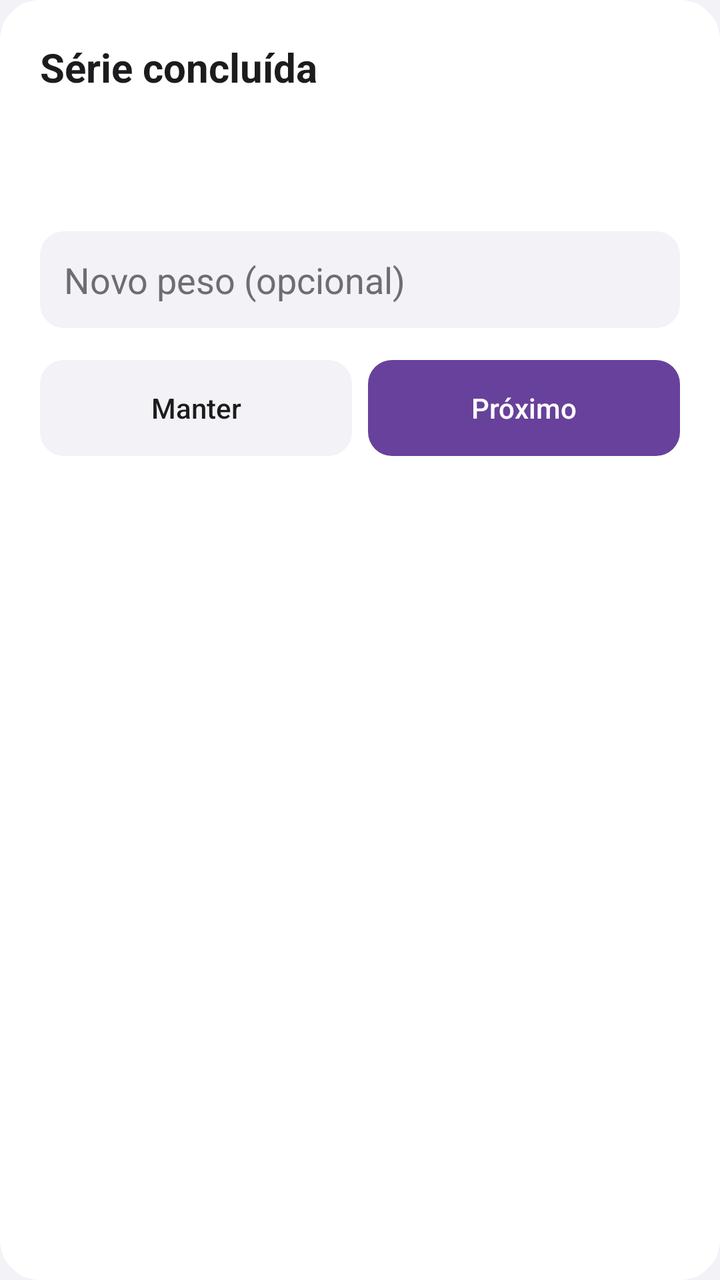
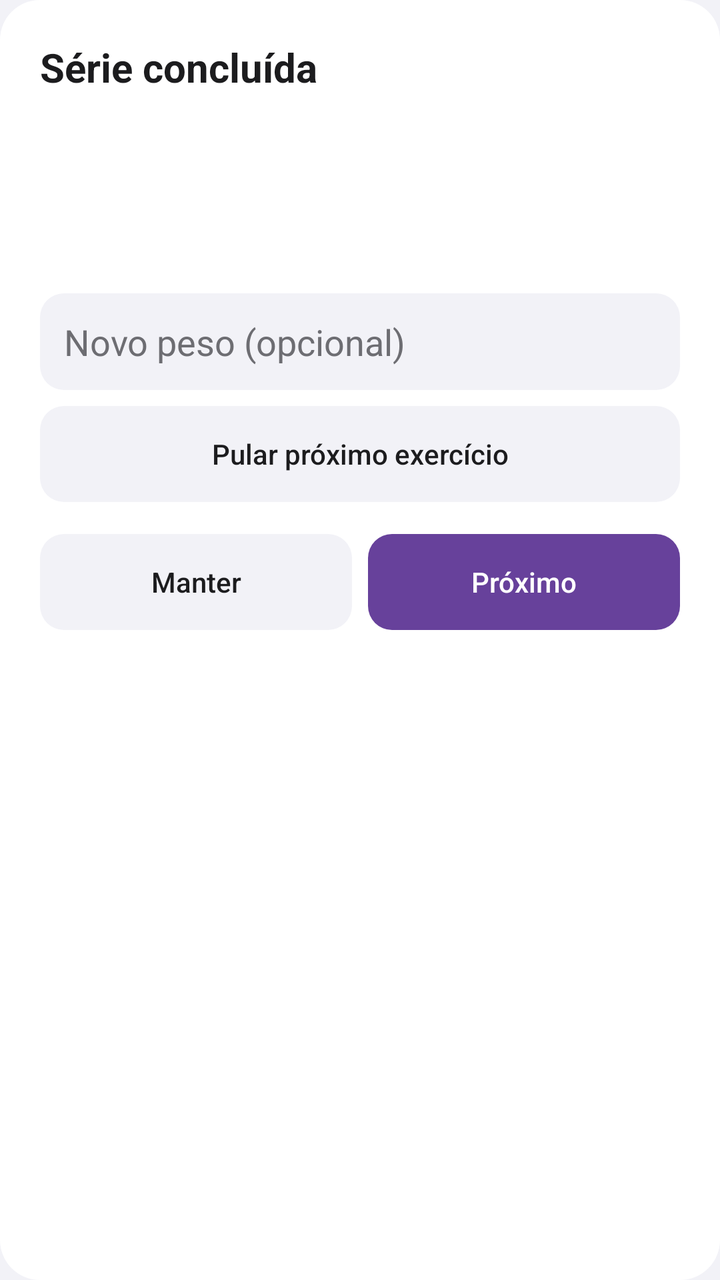

Screens rendered from an Android XML layout before and after an edit, with the pre-edit source and the edit as a unified diff.
<!-- AndroidManifest.xml: application theme Theme.GymTimer2 -->
<!-- res/layout/finish_set_dialog.xml -->
<?xml version="1.0" encoding="utf-8"?>
<LinearLayout xmlns:android="http://schemas.android.com/apk/res/android"
    android:id="@+id/dialogRoot"
    android:layout_width="match_parent"
    android:layout_height="wrap_content"
    android:background="@drawable/finish_set_background"
    android:focusableInTouchMode="true"
    android:orientation="vertical"
    android:padding="20dp">

    <TextView
        android:layout_width="match_parent"
        android:layout_height="wrap_content"
        android:text="@string/finish_set_title"
        android:textColor="@color/app_text"
        android:textSize="20sp"
        android:textStyle="bold" />

    <TextView
        android:id="@+id/exerciseName"
        android:layout_width="match_parent"
        android:layout_height="wrap_content"
        android:layout_marginTop="12dp"
        android:textColor="@color/app_text"
        android:textSize="16sp" />

    <TextView
        android:id="@+id/currentWeight"
        android:layout_width="match_parent"
        android:layout_height="wrap_content"
        android:layout_marginTop="4dp"
        android:textColor="@color/app_text_muted" />

    <EditText
        android:id="@+id/newWeight"
        android:layout_width="match_parent"
        android:layout_height="wrap_content"
        android:layout_marginTop="12dp"
        android:hint="@string/new_weight_hint"
        android:inputType="number"
        android:background="@drawable/app_input_background"
        android:importantForAutofill="no"
        android:maxLines="1"
        android:minHeight="48dp"
        android:padding="12dp"
        android:textColor="@color/app_text"
        android:textColorHint="@color/app_text_muted" />

    <TextView
        android:id="@+id/errorText"
        android:layout_width="match_parent"
        android:layout_height="wrap_content"
        android:textColor="@color/app_error"
        android:visibility="gone" />

    <LinearLayout
        style="?android:attr/buttonBarStyle"
        android:layout_width="match_parent"
        android:layout_height="wrap_content"
        android:layout_marginTop="16dp"
        android:orientation="horizontal">

        <Button
            android:id="@+id/keepButton"
            style="?android:attr/buttonBarButtonStyle"
            android:layout_width="0dp"
            android:layout_height="wrap_content"
            android:layout_weight="1"
            android:background="@drawable/app_secondary_button_background"
            android:minHeight="48dp"
            android:textAllCaps="false"
            android:textColor="@color/app_text"
            android:text="@string/keep_exercise" />

        <Button
            android:id="@+id/nextButton"
            style="?android:attr/buttonBarButtonStyle"
            android:layout_width="0dp"
            android:layout_height="wrap_content"
            android:layout_marginStart="8dp"
            android:layout_weight="1"
            android:background="@drawable/app_primary_button_background"
            android:minHeight="48dp"
            android:textAllCaps="false"
            android:textColor="@android:color/white"
            android:text="@string/next_exercise" />
    </LinearLayout>
</LinearLayout>
<!-- resources referenced by this layout -->
<resources>
  <color name="app_error">#FFFF3B30</color>
  <color name="app_text">#FF1C1C1E</color>
  <color name="app_text_muted">#FF6D6D72</color>
  <!-- drawable app_input_background (drawable) -->
  <?xml version="1.0" encoding="utf-8"?>
  <shape xmlns:android="http://schemas.android.com/apk/res/android" android:shape="rectangle">
      <solid android:color="@color/app_surface_variant" />
      <corners android:radius="12dp" />
  </shape>
  <!-- drawable app_primary_button_background (drawable) -->
  <?xml version="1.0" encoding="utf-8"?>
  <ripple xmlns:android="http://schemas.android.com/apk/res/android"
      android:color="@color/app_interaction_highlight">
      <item>
          <shape android:shape="rectangle">
              <solid android:color="@color/app_primary" />
              <corners android:radius="12dp" />
          </shape>
      </item>
      <item android:id="@android:id/mask">
          <shape android:shape="rectangle">
              <solid android:color="@android:color/white" />
              <corners android:radius="12dp" />
          </shape>
      </item>
  </ripple>
  <!-- drawable app_secondary_button_background (drawable) -->
  <?xml version="1.0" encoding="utf-8"?>
  <ripple xmlns:android="http://schemas.android.com/apk/res/android"
      android:color="@color/app_interaction_highlight">
      <item>
          <shape android:shape="rectangle">
              <solid android:color="@color/app_surface_variant" />
              <corners android:radius="12dp" />
          </shape>
      </item>
      <item android:id="@android:id/mask">
          <shape android:shape="rectangle">
              <solid android:color="@android:color/white" />
              <corners android:radius="12dp" />
          </shape>
      </item>
  </ripple>
  <!-- drawable finish_set_background (drawable) -->
  <?xml version="1.0" encoding="utf-8"?>
  <shape xmlns:android="http://schemas.android.com/apk/res/android" android:shape="rectangle">
      <solid android:color="@color/app_surface" />
      <corners android:radius="20dp" />
  </shape>
  <string name="finish_set_title">Série concluída</string>
  <string name="keep_exercise">Manter</string>
  <string name="new_weight_hint">Novo peso (opcional)</string>
  <string name="next_exercise">Próximo</string>
  <color name="app_surface_variant">#FFF2F2F7</color>
  <color name="app_interaction_highlight">#1F67419B</color>
  <color name="app_primary">#FF67419B</color>
  <color name="app_surface">#FFFFFFFF</color>
  <style name="Theme.GymTimer2.AlertDialog" parent="android:Theme.Material.Light.Dialog.Alert">
          <item name="android:colorAccent">@color/app_primary</item>
          <item name="android:windowBackground">@drawable/finish_set_background</item>
          <item name="android:textColorPrimary">@color/app_text</item>
          <item name="android:textColorSecondary">@color/app_text_muted</item>
          <item name="android:buttonBarButtonStyle">@style/Theme.GymTimer2.AlertDialog.Button</item>
      </style>
  <style name="Theme.GymTimer2.AlertDialog.Button" parent="android:Widget.Material.Button.Borderless">
          <item name="android:textColor">@color/app_primary</item>
          <item name="android:minHeight">40dp</item>
      </style>
  <!-- unchanged entries left out for length: 1 -->
</resources>

<!-- the commit's change to res/layout/finish_set_dialog.xml (unified diff, before → after) -->
@@ -31,6 +31,15 @@
         android:layout_marginTop="4dp"
         android:textColor="@color/app_text_muted" />
 
+    <TextView
+        android:id="@+id/nextExercise"
+        android:layout_width="match_parent"
+        android:layout_height="wrap_content"
+        android:layout_marginTop="12dp"
+        android:ellipsize="end"
+        android:maxLines="2"
+        android:textColor="@color/app_text_muted" />
+
     <EditText
         android:id="@+id/newWeight"
         android:layout_width="match_parent"
@@ -52,6 +61,18 @@
         android:layout_height="wrap_content"
         android:textColor="@color/app_error"
         android:visibility="gone" />
+
+    <Button
+        android:id="@+id/skipNextButton"
+        style="?android:attr/buttonBarButtonStyle"
+        android:layout_width="match_parent"
+        android:layout_height="wrap_content"
+        android:layout_marginTop="8dp"
+        android:background="@drawable/app_secondary_button_background"
+        android:minHeight="48dp"
+        android:text="@string/skip_next_exercise"
+        android:textAllCaps="false"
+        android:textColor="@color/app_text" />
 
     <LinearLayout
         style="?android:attr/buttonBarStyle"
<!-- resource entries referenced after the edit -->
@@ -53,6 +53,7 @@
   <string name="keep_exercise">Manter</string>
   <string name="new_weight_hint">Novo peso (opcional)</string>
   <string name="next_exercise">Próximo</string>
+  <string name="skip_next_exercise">Pular próximo exercício</string>
   <color name="app_surface_variant">#FFF2F2F7</color>
   <color name="app_interaction_highlight">#1F67419B</color>
   <color name="app_primary">#FF67419B</color>
